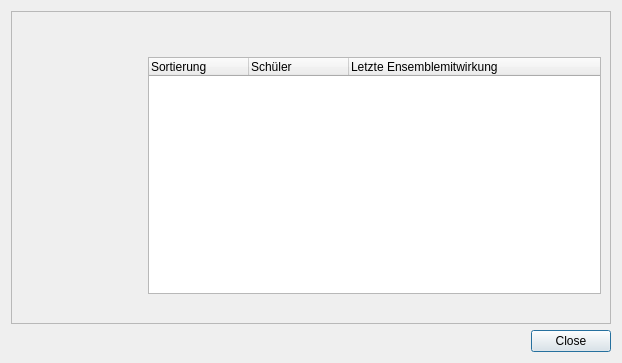
doitux/qupil, file src/gui/pupilsnotinensemble/pupilsnotinensembledialog.ui: the form before one commit.
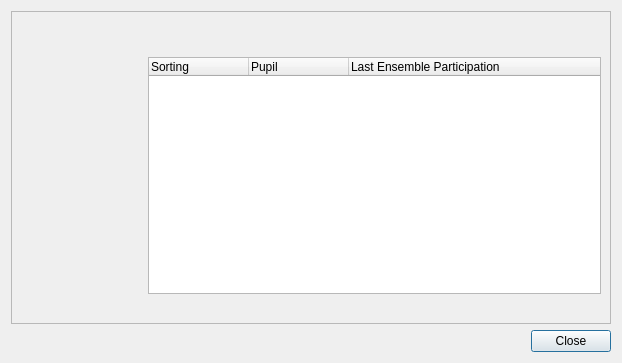
The form after the commit. Icons and pictures are not drawn.

Diff of the .ui file:
```diff
--- a/src/gui/pupilsnotinensemble/pupilsnotinensembledialog.ui
+++ b/src/gui/pupilsnotinensemble/pupilsnotinensembledialog.ui
@@ -94,17 +94,17 @@
           </property>
           <column>
            <property name="text">
-            <string>Sortierung</string>
+            <string>Sorting</string>
            </property>
           </column>
           <column>
            <property name="text">
-            <string>Schüler</string>
+            <string>Pupil</string>
            </property>
           </column>
           <column>
            <property name="text">
-            <string>Letzte Ensemblemitwirkung</string>
+            <string>Last Ensemble Participation</string>
            </property>
           </column>
           <column>
```
Left out of the diff: 2 changed lines with no effect on the pictures.
